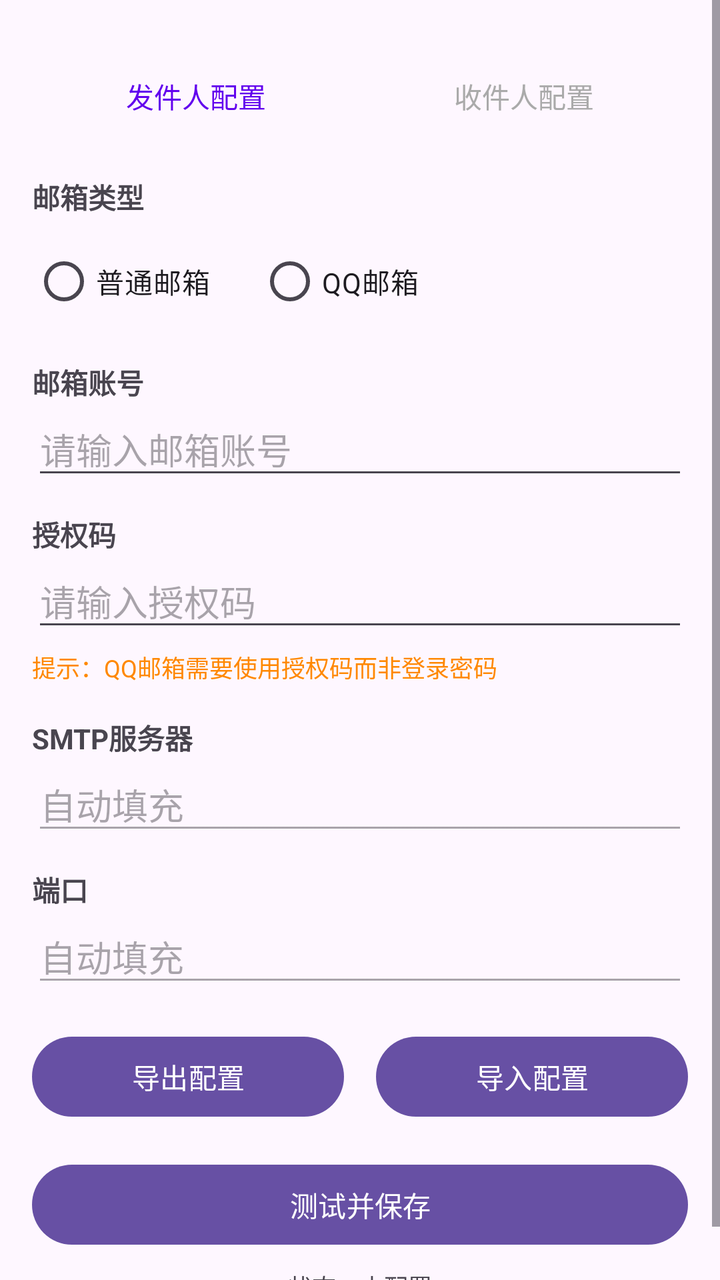
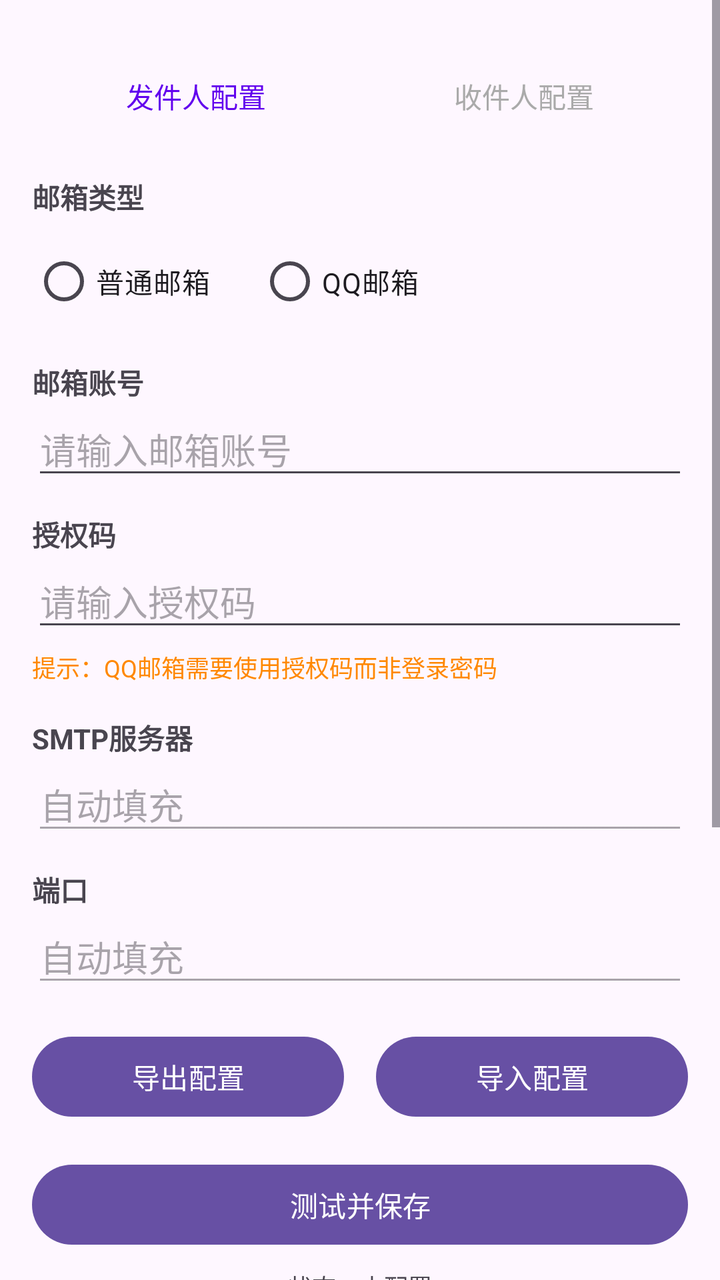

Two renders of the same Android screen: before a commit and after it. Below are the layout's source before the change and the commit's diff.
<!-- AndroidManifest.xml: application theme Theme.MessageToMail -->
<!-- res/layout/activity_settings.xml -->
<?xml version="1.0" encoding="utf-8"?>
<ScrollView xmlns:android="http://schemas.android.com/apk/res/android"
    android:layout_width="match_parent"
    android:layout_height="match_parent"
    android:fillViewport="true">

    <LinearLayout
        android:layout_width="match_parent"
        android:layout_height="wrap_content"
        android:orientation="vertical"
        android:padding="16dp">

        
        <TextView
            android:id="@+id/tvServiceRunningBanner"
            android:layout_width="match_parent"
            android:layout_height="wrap_content"
            android:background="#FFF3CD"
            android:padding="12dp"
            android:text="⚠️ 服务运行中，请先关闭服务才能修改配置"
            android:textColor="#856404"
            android:visibility="gone" />

        
        <LinearLayout
            android:layout_width="match_parent"
            android:layout_height="wrap_content"
            android:layout_marginTop="8dp"
            android:orientation="horizontal">

            <Button
                android:id="@+id/btnTabSender"
                style="?android:attr/borderlessButtonStyle"
                android:layout_width="0dp"
                android:layout_height="wrap_content"
                android:layout_weight="1"
                android:background="?attr/selectableItemBackground"
                android:text="发件人配置"
                android:textColor="@color/purple_500" />

            <Button
                android:id="@+id/btnTabReceiver"
                style="?android:attr/borderlessButtonStyle"
                android:layout_width="0dp"
                android:layout_height="wrap_content"
                android:layout_weight="1"
                android:background="?attr/selectableItemBackground"
                android:text="收件人配置"
                android:textColor="@android:color/darker_gray" />
        </LinearLayout>

        
        <LinearLayout
            android:id="@+id/panelSender"
            android:layout_width="match_parent"
            android:layout_height="wrap_content"
            android:orientation="vertical">

            
            <TextView
                android:layout_width="wrap_content"
                android:layout_height="wrap_content"
                android:layout_marginTop="16dp"
                android:text="邮箱类型"
                android:textSize="14sp"
                android:textStyle="bold" />

            <RadioGroup
                android:id="@+id/rgEmailType"
                android:layout_width="match_parent"
                android:layout_height="wrap_content"
                android:layout_marginTop="8dp"
                android:orientation="horizontal">

                <RadioButton
                    android:id="@+id/rbNormal"
                    android:layout_width="wrap_content"
                    android:layout_height="wrap_content"
                    android:text="普通邮箱" />

                <RadioButton
                    android:id="@+id/rbQQ"
                    android:layout_width="wrap_content"
                    android:layout_height="wrap_content"
                    android:layout_marginStart="24dp"
                    android:text="QQ邮箱" />
            </RadioGroup>

            
            <TextView
                android:layout_width="wrap_content"
                android:layout_height="wrap_content"
                android:layout_marginTop="16dp"
                android:text="邮箱账号"
                android:textSize="14sp"
                android:textStyle="bold" />

            <EditText
                android:id="@+id/etSenderAccount"
                android:layout_width="match_parent"
                android:layout_height="wrap_content"
                android:hint="请输入邮箱账号"
                android:inputType="textEmailAddress" />

            
            <TextView
                android:id="@+id/tvCredentialLabel"
                android:layout_width="wrap_content"
                android:layout_height="wrap_content"
                android:layout_marginTop="12dp"
                android:text="授权码"
                android:textSize="14sp"
                android:textStyle="bold" />

            <EditText
                android:id="@+id/etSenderCredential"
                android:layout_width="match_parent"
                android:layout_height="wrap_content"
                android:hint="请输入授权码"
                android:inputType="textPassword" />

            
            <TextView
                android:id="@+id/tvCredentialHint"
                android:layout_width="wrap_content"
                android:layout_height="wrap_content"
                android:layout_marginTop="4dp"
                android:text="提示：QQ邮箱需要使用授权码而非登录密码"
                android:textColor="@android:color/holo_orange_dark"
                android:textSize="12sp" />

            
            <TextView
                android:layout_width="wrap_content"
                android:layout_height="wrap_content"
                android:layout_marginTop="16dp"
                android:text="SMTP服务器"
                android:textSize="14sp"
                android:textStyle="bold" />

            <EditText
                android:id="@+id/etSmtpHost"
                android:layout_width="match_parent"
                android:layout_height="wrap_content"
                android:enabled="false"
                android:hint="自动填充"
                android:inputType="text" />

            
            <TextView
                android:layout_width="wrap_content"
                android:layout_height="wrap_content"
                android:layout_marginTop="12dp"
                android:text="端口"
                android:textSize="14sp"
                android:textStyle="bold" />

            <EditText
                android:id="@+id/etSmtpPort"
                android:layout_width="match_parent"
                android:layout_height="wrap_content"
                android:enabled="false"
                android:hint="自动填充"
                android:inputType="number" />

            
            <LinearLayout
                android:layout_width="match_parent"
                android:layout_height="wrap_content"
                android:layout_marginTop="16dp"
                android:orientation="horizontal">

                <Button
                    android:id="@+id/btnExportSender"
                    android:layout_width="0dp"
                    android:layout_height="wrap_content"
                    android:layout_marginEnd="8dp"
                    android:layout_weight="1"
                    android:text="导出配置" />

                <Button
                    android:id="@+id/btnImportSender"
                    android:layout_width="0dp"
                    android:layout_height="wrap_content"
                    android:layout_marginStart="8dp"
                    android:layout_weight="1"
                    android:text="导入配置" />
            </LinearLayout>

            
            <Button
                android:id="@+id/btnSaveSender"
                android:layout_width="match_parent"
                android:layout_height="wrap_content"
                android:layout_marginTop="16dp"
                android:text="测试并保存" />

            
            <TextView
                android:id="@+id/tvSenderStatus"
                android:layout_width="wrap_content"
                android:layout_height="wrap_content"
                android:layout_gravity="center"
                android:layout_marginTop="8dp"
                android:text="状态：未配置"
                android:textSize="12sp" />
        </LinearLayout>

        
        <LinearLayout
            android:id="@+id/panelReceiver"
            android:layout_width="match_parent"
            android:layout_height="wrap_content"
            android:orientation="vertical"
            android:visibility="gone">

            <TextView
                android:id="@+id/tvReceiverCount"
                android:layout_width="wrap_content"
                android:layout_height="wrap_content"
                android:layout_marginTop="8dp"
                android:text="已添加收件人 (0/10)"
                android:textSize="14sp"
                android:textStyle="bold" />

            
            <LinearLayout
                android:id="@+id/containerReceivers"
                android:layout_width="match_parent"
                android:layout_height="wrap_content"
                android:layout_marginTop="8dp"
                android:orientation="vertical" />

            
            <EditText
                android:id="@+id/etNewReceiver"
                android:layout_width="match_parent"
                android:layout_height="wrap_content"
                android:layout_marginTop="12dp"
                android:hint="输入收件人邮箱"
                android:inputType="textEmailAddress" />

            <Button
                android:id="@+id/btnAddReceiver"
                android:layout_width="match_parent"
                android:layout_height="wrap_content"
                android:layout_marginTop="8dp"
                android:text="添加" />

            
            <LinearLayout
                android:layout_width="match_parent"
                android:layout_height="wrap_content"
                android:layout_marginTop="8dp"
                android:orientation="horizontal">

                <Button
                    android:id="@+id/btnExportReceiver"
                    android:layout_width="0dp"
                    android:layout_height="wrap_content"
                    android:layout_marginEnd="8dp"
                    android:layout_weight="1"
                    android:text="导出配置" />

                <Button
                    android:id="@+id/btnImportReceiver"
                    android:layout_width="0dp"
                    android:layout_height="wrap_content"
                    android:layout_marginStart="8dp"
                    android:layout_weight="1"
                    android:text="导入配置" />
            </LinearLayout>

            <TextView
                android:layout_width="wrap_content"
                android:layout_height="wrap_content"
                android:layout_gravity="center"
                android:layout_marginTop="8dp"
                android:text="提示：最多支持10个收件邮箱"
                android:textColor="@android:color/darker_gray"
                android:textSize="12sp" />
        </LinearLayout>

    </LinearLayout>
</ScrollView>
<!-- resources referenced by this layout -->
<resources>
  <color name="purple_500">#FF6200EE</color>
  <style name="Theme.MessageToMail" parent="Base.Theme.MessageToMail" />
  <style name="Base.Theme.MessageToMail" parent="Theme.Material3.DayNight.NoActionBar">
          
          
      </style>
</resources>

<!-- the commit's change to res/layout/activity_settings.xml (unified diff, before → after) -->
@@ -204,6 +204,67 @@
                 android:layout_marginTop="8dp"
                 android:text="状态：未配置"
                 android:textSize="12sp" />
+
+            
+            <View
+                android:layout_width="match_parent"
+                android:layout_height="1dp"
+                android:layout_marginTop="24dp"
+                android:background="@android:color/darker_gray" />
+
+            
+            <TextView
+                android:layout_width="wrap_content"
+                android:layout_height="wrap_content"
+                android:layout_marginTop="16dp"
+                android:text="通知渠道"
+                android:textSize="16sp"
+                android:textStyle="bold" />
+
+            <CheckBox
+                android:id="@+id/cbEmailEnabled"
+                android:layout_width="wrap_content"
+                android:layout_height="wrap_content"
+                android:layout_marginTop="8dp"
+                android:checked="true"
+                android:text="启用邮件通知" />
+
+            <CheckBox
+                android:id="@+id/cbWecomEnabled"
+                android:layout_width="wrap_content"
+                android:layout_height="wrap_content"
+                android:text="启用企业微信机器人通知" />
+
+            <TextView
+                android:layout_width="wrap_content"
+                android:layout_height="wrap_content"
+                android:layout_marginTop="12dp"
+                android:text="企业微信 Webhook Key"
+                android:textSize="14sp"
+                android:textStyle="bold" />
+
+            <EditText
+                android:id="@+id/etWecomKey"
+                android:layout_width="match_parent"
+                android:layout_height="wrap_content"
+                android:hint="粘贴机器人Webhook中的key部分"
+                android:inputType="text" />
+
+            <Button
+                android:id="@+id/btnTestWecom"
+                android:layout_width="match_parent"
+                android:layout_height="wrap_content"
+                android:layout_marginTop="8dp"
+                android:text="测试企微机器人" />
+
+            <TextView
+                android:id="@+id/tvWecomStatus"
+                android:layout_width="wrap_content"
+                android:layout_height="wrap_content"
+                android:layout_gravity="center"
+                android:layout_marginTop="4dp"
+                android:text="企微状态：未配置"
+                android:textSize="12sp" />
         </LinearLayout>
 
         
